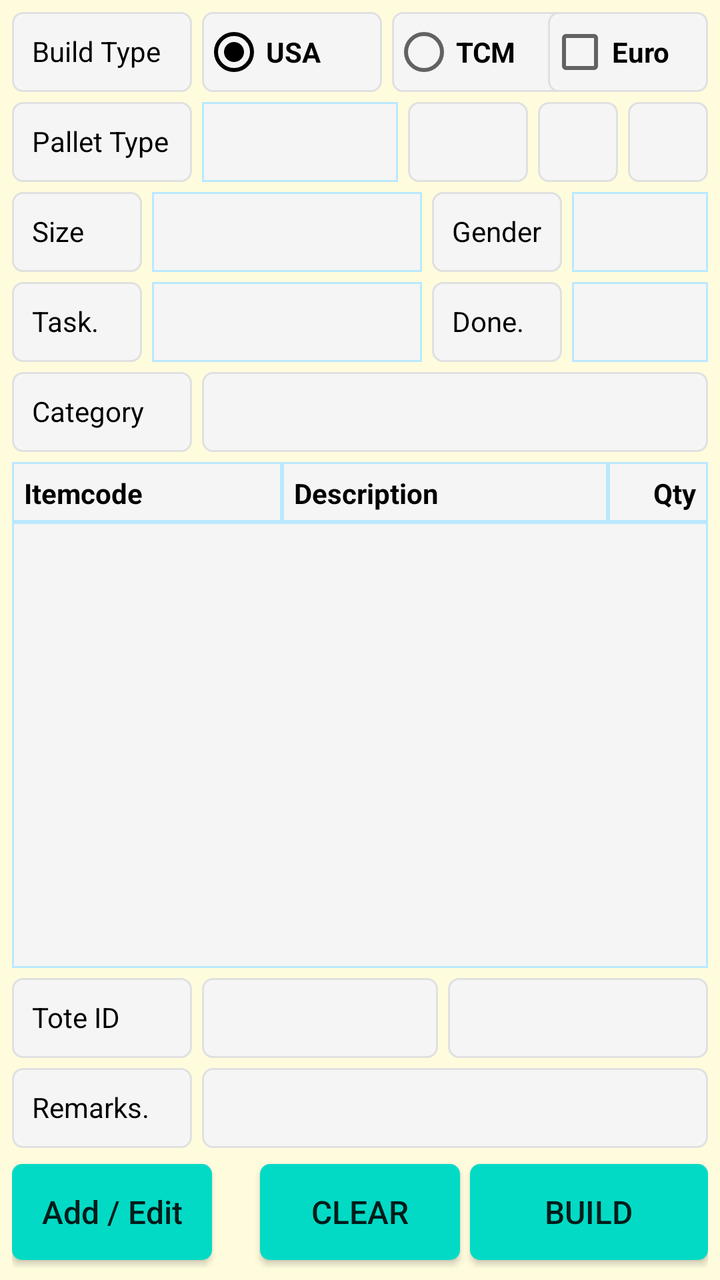
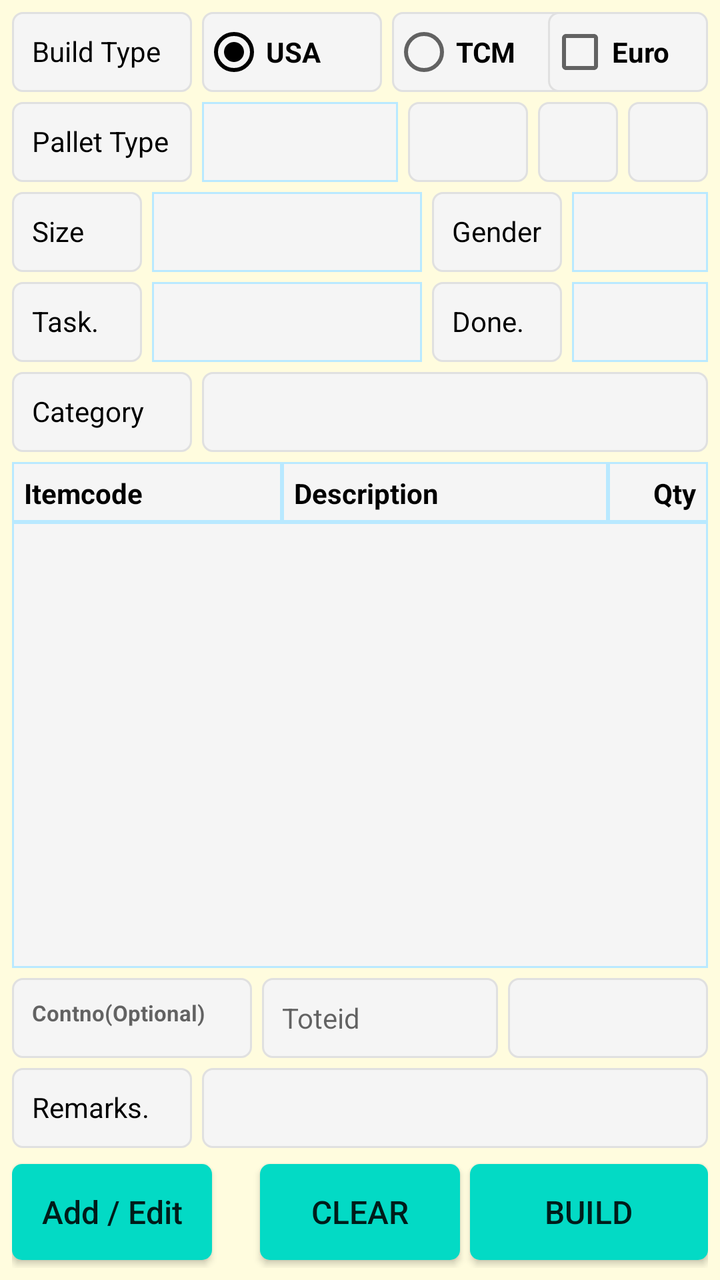

Compare the two renders of this Android layout. The source of the first and the diff that turns it into the second are given below.
<!-- AndroidManifest.xml: application theme AppTheme -->
<!-- res/layout/fragment_usa_box_building.xml -->
<?xml version="1.0" encoding="utf-8"?>
<FrameLayout xmlns:android="http://schemas.android.com/apk/res/android"
    xmlns:app="http://schemas.android.com/apk/res-auto"
    xmlns:tools="http://schemas.android.com/tools"
    android:layout_width="match_parent"
    android:layout_height="match_parent"
    android:background="@color/backColor"
    tools:context=".ui.usaboxbuilding.UsaBoxBuildingFragment">

    <androidx.constraintlayout.widget.ConstraintLayout
        android:layout_width="match_parent"
        android:layout_height="match_parent"
        android:padding="6dp">

        <TextView
            android:id="@+id/TextView16"
            android:layout_width="90dp"
            android:layout_height="40dp"
            android:background="@drawable/et_custom"
            android:gravity="left"
            android:hint=""
            android:padding="10dp"
            android:text="Build Type"
            android:textColor="@color/coloBlack"
            android:textSize="14sp"
            app:layout_constraintStart_toStartOf="parent"
            app:layout_constraintTop_toTopOf="parent" />

        <RadioGroup
            android:id="@+id/rg_pallet_building_category"
            android:layout_width="0dp"
            android:layout_height="40dp"
            android:layout_marginLeft="5dp"
            android:orientation="horizontal"
            app:layout_constraintStart_toEndOf="@+id/TextView16"
            app:layout_constraintTop_toTopOf="parent">

            <RadioButton
                android:id="@+id/rb_usa_box_usa_category"
                android:layout_width="90dp"
                android:layout_height="40dp"
                android:background="@drawable/et_custom"
                android:checked="true"
                android:text="USA"
                android:textStyle="bold"
                app:layout_constraintStart_toEndOf="@+id/TextView16"
                app:layout_constraintTop_toTopOf="@+id/TextView16"
                tools:ignore="TouchTargetSizeCheck" />

            <RadioButton
                android:id="@+id/rb_usa_box_tcm_category"
                android:layout_width="90dp"
                android:layout_height="40dp"
                android:layout_marginLeft="5dp"
                android:background="@drawable/et_custom"
                android:text="TCM"
                android:textStyle="bold"
                app:layout_constraintStart_toEndOf="@+id/rb_usa_box_usa_category"
                app:layout_constraintTop_toTopOf="@+id/TextView16"
                tools:ignore="TouchTargetSizeCheck" />
        </RadioGroup>

        <CheckBox
            android:id="@+id/ch_usa_box_euro"
            android:layout_width="80dp"
            android:layout_height="40dp"
            android:background="@drawable/et_custom"
            android:text="Euro"
            android:textStyle="bold"
            app:layout_constraintEnd_toEndOf="parent"
            app:layout_constraintTop_toTopOf="parent" />

        <TextView
            android:id="@+id/textView4"
            android:layout_width="90dp"
            android:layout_height="40dp"
            android:layout_marginTop="5dp"
            android:background="@drawable/et_custom"
            android:gravity="left"
            android:hint=""
            android:padding="10dp"
            android:text="Pallet Type"
            android:textColor="@color/coloBlack"
            android:textSize="14sp"
            app:layout_constraintStart_toStartOf="parent"
            app:layout_constraintTop_toBottomOf="@+id/TextView16" />

        <Spinner
            android:id="@+id/sp_usa_box_pallettype"
            android:layout_width="0dp"
            android:layout_height="40dp"
            android:layout_marginLeft="5dp"
            android:layout_marginRight="5dp"
            android:background="@drawable/et_custom_total"
            android:gravity="center"
            android:hint=""
            android:padding="8dp"
            android:textSize="12sp"
            app:layout_constraintEnd_toStartOf="@+id/tv_usa_box_pallettype"
            app:layout_constraintStart_toEndOf="@+id/textView4"
            app:layout_constraintTop_toTopOf="@+id/textView4" />

        <TextView
            android:id="@+id/tv_usa_box_pallettype"
            android:layout_width="60dp"
            android:layout_height="40dp"
            android:layout_marginRight="5dp"
            android:background="@drawable/et_custom"
            android:gravity="center"
            android:hint=""
            android:padding="10dp"
            android:text=""
            android:textColor="@color/coloBlack"
            android:textSize="14sp"
            app:layout_constraintEnd_toStartOf="@+id/tv_usa_box_pallettype_allowmix"
            app:layout_constraintTop_toTopOf="@+id/textView4" />

        <TextView
            android:id="@+id/tv_usa_box_pallettype_allowmix"
            android:layout_width="40dp"
            android:layout_height="40dp"
            android:layout_marginRight="5dp"
            android:background="@drawable/et_custom"
            android:gravity="center"
            android:hint=""
            android:padding="10dp"
            android:text=""
            android:textColor="@color/coloBlack"
            android:textSize="14sp"
            app:layout_constraintEnd_toStartOf="@+id/tv_usa_box_pallettype_build_sec"
            app:layout_constraintTop_toTopOf="@+id/textView4" />

        <TextView
            android:id="@+id/tv_usa_box_pallettype_build_sec"
            android:layout_width="40dp"
            android:layout_height="40dp"
            android:background="@drawable/et_custom"
            android:gravity="center"
            android:hint=""
            android:padding="10dp"
            android:text=""
            android:textColor="@color/coloBlack"
            android:textSize="14sp"
            app:layout_constraintEnd_toEndOf="parent"
            app:layout_constraintTop_toTopOf="@+id/textView4" />

        <TextView
            android:id="@+id/textView3"
            android:layout_width="65dp"
            android:layout_height="40dp"
            android:layout_marginTop="5dp"
            android:background="@drawable/et_custom"
            android:gravity="left"
            android:hint=""
            android:padding="10dp"
            android:text="Size"
            android:textColor="@color/coloBlack"
            android:textSize="14sp"
            app:layout_constraintStart_toStartOf="parent"
            app:layout_constraintTop_toBottomOf="@+id/textView4" />

        <TextView
            android:id="@+id/textView15"
            android:layout_width="65dp"
            android:layout_height="40dp"
            android:layout_marginLeft="5dp"
            android:background="@drawable/et_custom"
            android:gravity="left"
            android:hint=""
            android:padding="10dp"
            android:text="Gender"
            android:textColor="@color/coloBlack"
            android:textSize="14sp"
            app:layout_constraintStart_toEndOf="@+id/sp_usa_box_size"
            app:layout_constraintTop_toTopOf="@+id/textView3" />

        <Spinner
            android:id="@+id/sp_usa_box_size"
            android:layout_width="135dp"
            android:layout_height="40dp"
            android:layout_marginLeft="5dp"
            android:background="@drawable/et_custom_total"
            android:gravity="center"
            android:hint=""
            android:padding="8dp"
            android:textSize="12sp"
            app:layout_constraintStart_toEndOf="@+id/textView3"
            app:layout_constraintTop_toTopOf="@+id/textView3"
            tools:ignore="TouchTargetSizeCheck" />

        <Spinner
            android:id="@+id/sp_usa_box_gender"
            android:layout_width="0dp"
            android:layout_height="40dp"
            android:layout_marginLeft="5dp"
            android:background="@drawable/et_custom_total"
            android:gravity="center"
            android:hint=""
            android:padding="8dp"
            android:textSize="12sp"
            app:layout_constraintEnd_toEndOf="parent"
            app:layout_constraintStart_toEndOf="@+id/textView15"
            app:layout_constraintTop_toTopOf="@+id/textView3" />

        <Spinner
            android:id="@+id/sp_usa_box_task"
            android:layout_width="135dp"
            android:layout_height="40dp"
            android:layout_marginLeft="5dp"
            android:background="@drawable/et_custom_total"
            android:gravity="center"
            android:hint=""
            android:padding="8dp"
            android:textSize="12sp"
            app:layout_constraintStart_toEndOf="@+id/textView10"
            app:layout_constraintTop_toTopOf="@+id/textView10" />

        <Spinner
            android:id="@+id/sp_usa_box_done"
            android:layout_width="0dp"
            android:layout_height="40dp"
            android:layout_marginLeft="5dp"
            android:background="@drawable/et_custom_total"
            android:gravity="center"
            android:hint=""
            android:padding="8dp"
            android:textSize="12sp"
            app:layout_constraintEnd_toEndOf="parent"
            app:layout_constraintStart_toEndOf="@+id/textView16"
            app:layout_constraintTop_toTopOf="@+id/textView10" />

        <TextView
            android:id="@+id/textView41"
            android:layout_width="90dp"
            android:layout_height="40dp"
            android:layout_marginTop="5dp"
            android:background="@drawable/et_custom"
            android:gravity="left"
            android:hint=""
            android:padding="10dp"
            android:text="Category"
            android:textColor="@color/coloBlack"
            android:textSize="14sp"
            app:layout_constraintStart_toStartOf="parent"
            app:layout_constraintTop_toBottomOf="@+id/textView10" />

        <TextView
            android:id="@+id/tv_usa_box_building_category"
            android:layout_width="0dp"
            android:layout_height="40dp"
            android:layout_marginLeft="5dp"
            android:background="@drawable/et_custom"
            android:hint=""
            android:padding="10dp"
            android:text=""
            android:textColor="@color/coloBlack"
            android:textSize="14sp"
            app:layout_constraintEnd_toEndOf="parent"
            app:layout_constraintStart_toEndOf="@+id/textView41"
            app:layout_constraintTop_toTopOf="@+id/textView41" />

        <TextView
            android:id="@+id/TextView12"
            android:layout_width="135dp"
            android:layout_height="30dp"
            android:layout_marginTop="5dp"
            android:background="@drawable/et_custom_total"
            android:gravity="left"
            android:hint=""
            android:padding="6dp"
            android:text="Itemcode"
            android:textColor="@color/coloBlack"
            android:textSize="14dp"
            android:textStyle="bold"
            app:layout_constraintStart_toStartOf="parent"
            app:layout_constraintTop_toBottomOf="@+id/textView41" />

        <TextView
            android:id="@+id/TextView13"
            android:layout_width="0dp"
            android:layout_height="30dp"
            android:background="@drawable/et_custom_total"
            android:gravity="left"
            android:hint=""
            android:padding="6dp"
            android:text="Description"
            android:textColor="@color/coloBlack"
            android:textSize="14dp"
            android:textStyle="bold"
            app:layout_constraintEnd_toStartOf="@+id/TextView14"
            app:layout_constraintStart_toEndOf="@+id/TextView12"
            app:layout_constraintTop_toTopOf="@+id/TextView12" />

        <TextView
            android:id="@+id/TextView14"
            android:layout_width="50dp"
            android:layout_height="30dp"
            android:background="@drawable/et_custom_total"
            android:gravity="right"
            android:hint=""
            android:padding="6dp"
            android:text="Qty"
            android:textColor="@color/coloBlack"
            android:textSize="14dp"
            android:textStyle="bold"
            app:layout_constraintEnd_toEndOf="parent"
            app:layout_constraintTop_toTopOf="@+id/TextView12" />

        <ListView
            android:id="@+id/lv_usa_box_details"
            android:layout_width="0dp"
            android:layout_height="0dp"
            android:layout_marginBottom="5dp"
            android:background="@drawable/et_custom_total"
            app:layout_constraintBottom_toTopOf="@+id/textView11"
            app:layout_constraintEnd_toEndOf="parent"
            app:layout_constraintHorizontal_bias="1.0"
            app:layout_constraintStart_toStartOf="parent"
            app:layout_constraintTop_toBottomOf="@+id/TextView12" />

        <TextView
            android:id="@+id/textView10"
            android:layout_width="65dp"
            android:layout_height="40dp"
            android:layout_marginTop="5dp"
            android:background="@drawable/et_custom"
            android:gravity="left"
            android:hint=""
            android:padding="10dp"
            android:text="Task."
            android:textColor="@color/coloBlack"
            android:textSize="14sp"
            app:layout_constraintStart_toStartOf="parent"
            app:layout_constraintTop_toBottomOf="@+id/textView3" />

        <TextView
            android:id="@+id/textView11"
            android:layout_width="90dp"
            android:layout_height="40dp"
            android:layout_marginBottom="5dp"
            android:background="@drawable/et_custom"
            android:gravity="left"
            android:hint=""
            android:padding="10dp"
            android:text="Tote ID"
            android:textColor="@color/coloBlack"
            android:textSize="14sp"
            app:layout_constraintBottom_toTopOf="@+id/TextView10"
            app:layout_constraintStart_toStartOf="parent" />

        <EditText
            android:id="@+id/et_usa_box_toteid"
            android:layout_width="0dp"
            android:layout_height="40dp"
            android:layout_marginLeft="5dp"
            android:layout_marginRight="5dp"
            android:background="@drawable/et_custom"
            android:inputType="text"
            android:padding="10dp"
            android:textColor="@color/coloBlack"
            android:textSize="14dp"
            app:layout_constraintEnd_toStartOf="@+id/tv_usa_box_last_box"
            app:layout_constraintStart_toEndOf="@+id/textView11"
            app:layout_constraintTop_toTopOf="@+id/textView11" />

        <TextView
            android:id="@+id/tv_usa_box_last_box"
            android:layout_width="130dp"
            android:layout_height="40dp"
            android:background="@drawable/et_custom"
            android:gravity="left"
            android:hint=""
            android:padding="10dp"
            android:text=""
            android:textColor="@color/coloBlack"
            android:textSize="14sp"
            app:layout_constraintEnd_toEndOf="parent"
            app:layout_constraintTop_toTopOf="@+id/textView11" />

        <TextView
            android:id="@+id/textView16"
            android:layout_width="65dp"
            android:layout_height="40dp"
            android:layout_marginLeft="5dp"
            android:background="@drawable/et_custom"
            android:gravity="left"
            android:hint=""
            android:padding="10dp"
            android:text="Done."
            android:textColor="@color/coloBlack"
            android:textSize="14sp"
            app:layout_constraintStart_toEndOf="@+id/sp_usa_box_task"
            app:layout_constraintTop_toTopOf="@+id/textView10" />

        <TextView
            android:id="@+id/TextView10"
            android:layout_width="90dp"
            android:layout_height="40dp"
            android:layout_marginBottom="8dp"
            android:background="@drawable/et_custom"
            android:gravity="left"
            android:hint=""
            android:padding="10dp"
            android:text="Remarks."
            android:textColor="@color/coloBlack"
            android:textSize="14dp"
            app:layout_constraintBottom_toTopOf="@+id/bt_usa_box_add_items"
            app:layout_constraintStart_toStartOf="parent" />

        <EditText
            android:id="@+id/et_usa_box_remarks"
            android:layout_width="0dp"
            android:layout_height="40dp"
            android:layout_marginLeft="5dp"
            android:background="@drawable/et_custom"
            android:inputType="text"
            android:padding="10dp"
            android:textColor="@color/coloBlack"
            android:textSize="14dp"
            app:layout_constraintEnd_toEndOf="parent"
            app:layout_constraintStart_toEndOf="@+id/TextView10"
            app:layout_constraintTop_toTopOf="@+id/TextView10"
            tools:ignore="SpeakableTextPresentCheck,TouchTargetSizeCheck" />

        <Button
            android:id="@+id/bt_usa_box_clear"
            android:layout_width="100dp"
            android:layout_height="wrap_content"
            android:layout_marginStart="24dp"
            android:layout_marginLeft="24dp"
            android:layout_marginBottom="4dp"
            android:background="@drawable/btn_custom1"
            android:text="CLEAR"
            android:textAllCaps="false"
            android:textSize="16sp"
            app:layout_constraintBottom_toBottomOf="parent"
            app:layout_constraintStart_toEndOf="@+id/bt_usa_box_add_items" />

        <Button
            android:id="@+id/bt_usa_box_add_items"
            android:layout_width="100dp"
            android:layout_height="wrap_content"
            android:layout_marginBottom="4dp"
            android:background="@drawable/btn_custom1"
            android:text="Add / Edit"
            android:textAllCaps="false"
            android:textSize="16sp"
            app:layout_constraintBottom_toBottomOf="parent"
            app:layout_constraintStart_toStartOf="parent" />

        <Button
            android:id="@+id/bt_usa_box_save"
            android:layout_width="0dp"
            android:layout_height="wrap_content"
            android:layout_marginLeft="5dp"
            android:layout_marginBottom="4dp"
            android:background="@drawable/btn_custom1"
            android:text="BUILD"
            android:textAllCaps="false"
            android:textSize="16sp"
            app:layout_constraintBottom_toBottomOf="parent"
            app:layout_constraintEnd_toEndOf="parent"
            app:layout_constraintStart_toEndOf="@+id/bt_usa_box_clear" />

    </androidx.constraintlayout.widget.ConstraintLayout>


</FrameLayout>
<!-- resources referenced by this layout -->
<resources>
  <color name="backColor">#FFFCDE</color>
  <color name="coloBlack">#000000</color>
  <!-- drawable btn_custom1 (drawable) -->
  <?xml version="1.0" encoding="utf-8"?>
  <shape xmlns:android="http://schemas.android.com/apk/res/android"
      android:padding="10dp"
      android:shape="rectangle" >
  
      <solid android:color="@color/colorBtn" />
  
      <corners
          android:bottomLeftRadius="5dp"
          android:bottomRightRadius="5dp"
          android:topLeftRadius="5dp"
          android:topRightRadius="5dp" />
  
  </shape>
  <!-- drawable et_custom (drawable) -->
  <?xml version="1.0" encoding="utf-8"?>
  <shape xmlns:android="http://schemas.android.com/apk/res/android"
      android:padding="10dp"
      android:shape="rectangle" >
  
      <solid android:color="#f5f5f5" />
  
      <stroke
          android:width="1dp"
          android:color="#e0e0e0" />
  
      <corners
          android:bottomLeftRadius="5dp"
          android:bottomRightRadius="5dp"
          android:topLeftRadius="5dp"
          android:topRightRadius="5dp" />
  
  </shape>
  <!-- drawable et_custom_total (drawable) -->
  <?xml version="1.0" encoding="utf-8"?>
  <shape xmlns:android="http://schemas.android.com/apk/res/android"
      android:padding="10dp"
      android:shape="rectangle" >
  
      <solid android:color="#f5f5f5" />
  
      <stroke
          android:width="1dp"
          android:color="#B9E9FF" />
  
      <corners
          android:bottomLeftRadius="0dp"
          android:bottomRightRadius="0dp"
          android:topLeftRadius="0dp"
          android:topRightRadius="0dp" />
  
  </shape>
  <style name="AppTheme" parent="Theme.AppCompat.Light.NoActionBar">
          
          <item name="colorPrimary">@color/colorPrimary</item>
          <item name="colorPrimaryDark">@color/colorPrimaryDark</item>
          <item name="colorAccent">@color/colorAccent</item>
      </style>
  <color name="colorBtn">#03DAC5</color>
  <color name="colorPrimary">#ffb200</color>
  <color name="colorPrimaryDark">#ffb200</color>
  <color name="colorAccent">#000000</color>
</resources>

<!-- the commit's change to res/layout/fragment_usa_box_building.xml (unified diff, before → after) -->
@@ -312,7 +312,7 @@
             android:layout_height="0dp"
             android:layout_marginBottom="5dp"
             android:background="@drawable/et_custom_total"
-            app:layout_constraintBottom_toTopOf="@+id/textView11"
+            app:layout_constraintBottom_toTopOf="@+id/et_usa_contno"
             app:layout_constraintEnd_toEndOf="parent"
             app:layout_constraintHorizontal_bias="1.0"
             app:layout_constraintStart_toStartOf="parent"
@@ -333,18 +333,20 @@
             app:layout_constraintStart_toStartOf="parent"
             app:layout_constraintTop_toBottomOf="@+id/textView3" />
 
-        <TextView
-            android:id="@+id/textView11"
-            android:layout_width="90dp"
+        <EditText
+            android:id="@+id/et_usa_contno"
+            android:layout_width="120dp"
             android:layout_height="40dp"
             android:layout_marginBottom="5dp"
             android:background="@drawable/et_custom"
-            android:gravity="left"
-            android:hint=""
-            android:padding="10dp"
-            android:text="Tote ID"
-            android:textColor="@color/coloBlack"
-            android:textSize="14sp"
+            android:textStyle="bold"
+            android:gravity="left"
+            android:hint="Contno(Optional)"
+            android:padding="10dp"
+
+            android:text=""
+            android:textColor="@color/coloBlack"
+            android:textSize="11sp"
             app:layout_constraintBottom_toTopOf="@+id/TextView10"
             app:layout_constraintStart_toStartOf="parent" />
 
@@ -357,25 +359,26 @@
             android:background="@drawable/et_custom"
             android:inputType="text"
             android:padding="10dp"
+            android:hint="Toteid"
             android:textColor="@color/coloBlack"
             android:textSize="14dp"
             app:layout_constraintEnd_toStartOf="@+id/tv_usa_box_last_box"
-            app:layout_constraintStart_toEndOf="@+id/textView11"
-            app:layout_constraintTop_toTopOf="@+id/textView11" />
+            app:layout_constraintStart_toEndOf="@+id/et_usa_contno"
+            app:layout_constraintTop_toTopOf="@+id/et_usa_contno" />
 
         <TextView
             android:id="@+id/tv_usa_box_last_box"
-            android:layout_width="130dp"
-            android:layout_height="40dp"
-            android:background="@drawable/et_custom"
-            android:gravity="left"
-            android:hint=""
-            android:padding="10dp"
-            android:text=""
-            android:textColor="@color/coloBlack"
-            android:textSize="14sp"
-            app:layout_constraintEnd_toEndOf="parent"
-            app:layout_constraintTop_toTopOf="@+id/textView11" />
+            android:layout_width="100dp"
+            android:layout_height="40dp"
+            android:background="@drawable/et_custom"
+            android:gravity="left"
+            android:hint=""
+            android:padding="10dp"
+            android:text=""
+            android:textColor="@color/coloBlack"
+            android:textSize="14sp"
+            app:layout_constraintEnd_toEndOf="parent"
+            app:layout_constraintTop_toTopOf="@+id/et_usa_contno" />
 
         <TextView
             android:id="@+id/textView16"
